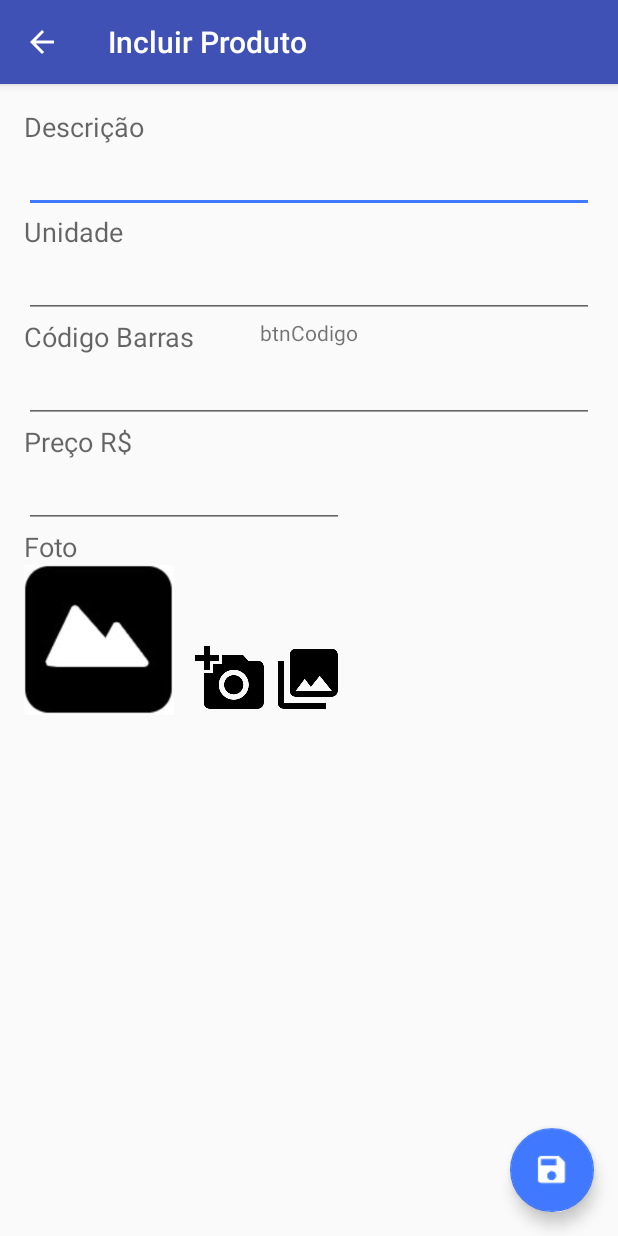
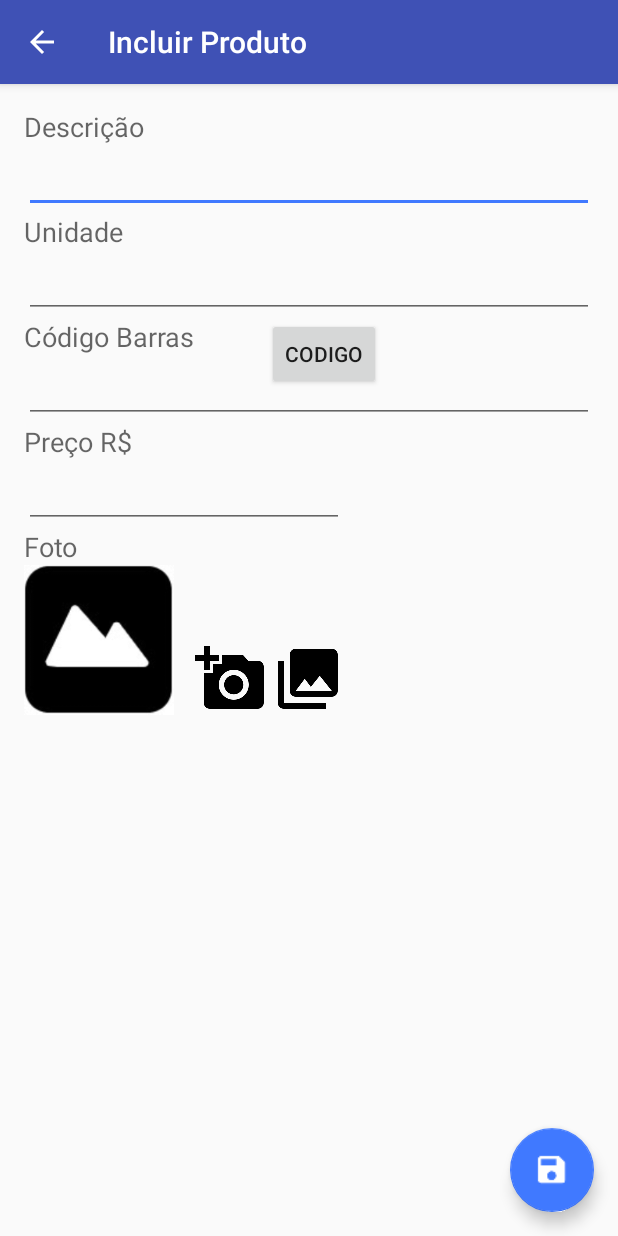
Before and after one commit to ironz/PDV-master, an Android app: the IncluirNovo screen opened directly, with no data from a screen before it, on a phone screen of 412 x 824 dp. Run offline under Robolectric (Android 15) with nearby library versions, the phone set to English and light mode, and no system bars; our stand-ins replace ButterKnife; libraries missing offline, so code that uses them is left out: com.mapzen.android, retrofit.client, se.emilsjolander.sprinkles; 3 statements that could not run were skipped.

Commit message:
Exercicio da aula 12/12

```diff
--- a/app/src/main/java/br/com/trainning/pdv/ui/activity/IncluirNovo.java
+++ b/app/src/main/java/br/com/trainning/pdv/ui/activity/IncluirNovo.java
@@ -12,6 +12,7 @@ import android.support.design.widget.Snackbar;
 import android.support.v7.widget.Toolbar;
 import android.util.Log;
 import android.view.View;
+import android.widget.Button;
 import android.widget.EditText;
 import android.widget.ImageButton;
 import android.widget.ImageView;
@@ -25,12 +26,20 @@ import java.io.IOException;
 import br.com.trainning.pdv.R;
 import br.com.trainning.pdv.domain.image.Base64Util;
 import br.com.trainning.pdv.domain.image.ImageInputHelper;
+import br.com.trainning.pdv.domain.model.Item;
 import br.com.trainning.pdv.domain.model.Produto;
 import br.com.trainning.pdv.domain.network.APIClient;
 import butterknife.Bind;
+import jim.h.common.android.lib.zxing.integrator.IntentIntegrator;
 import retrofit.Callback;
 import retrofit.RetrofitError;
 import retrofit.client.Response;
+
+import jim.h.common.android.lib.zxing.config.ZXingLibConfig;
+import jim.h.common.android.lib.zxing.integrator.IntentIntegrator;
+import jim.h.common.android.lib.zxing.integrator.IntentResult;
+import se.emilsjolander.sprinkles.Query;
+
 
 public class IncluirNovo extends BaseActivity implements ImageInputHelper.ImageActionListener{
 
@@ -48,9 +57,19 @@ public class IncluirNovo extends BaseActivity implements ImageInputHelper.ImageA
     ImageButton tiraFoto;
     @Bind(R.id.imageButton2)
     ImageButton selecionaGaleria;
+    @Bind(R.id.btnCodigo)
+    Button codigo;
+
     @Bind(R.id.fab)
     FloatingActionButton fab;
+
+
+
+
     Produto produto;
+
+    private ZXingLibConfig zxingLibConfig;
+
 
     private ImageInputHelper imageInputHelper;
 
@@ -87,7 +106,7 @@ public class IncluirNovo extends BaseActivity implements ImageInputHelper.ImageA
                 produto.setCodigoBarras(codigoBarras.getText().toString());
                 produto.setPreco(Double.parseDouble(preco.getText().toString()));
 
-                Bitmap imagem = ((BitmapDrawable)foto.getDrawable()).getBitmap();
+                Bitmap imagem = ((BitmapDrawable) foto.getDrawable()).getBitmap();
 
                 produto.setFoto(Base64Util.encodeTobase64(imagem));
                 produto.setAtivo(0);
@@ -103,7 +122,7 @@ public class IncluirNovo extends BaseActivity implements ImageInputHelper.ImageA
 
                 produto.save();
 
-                new APIClient().getRestService().createProduto(produto.getCodigoBarras(), produto.getDescricao(), produto.getUnidade(), produto.getPreco(), produto.getFoto(), produto.getAtivo(),produto.getLatitude(),produto.getLongitude(),
+                new APIClient().getRestService().createProduto(produto.getCodigoBarras(), produto.getDescricao(), produto.getUnidade(), produto.getPreco(), produto.getFoto(), produto.getAtivo(), produto.getLatitude(), produto.getLongitude(),
                         callbackCreateProduto);
                 finish();
             }
@@ -123,7 +142,14 @@ public class IncluirNovo extends BaseActivity implements ImageInputHelper.ImageA
             }
         });
 
-        btnCodigo.
+        codigo.setOnClickListener(new View.OnClickListener() {
+                                      @Override
+                                      public void onClick(View view) {
+
+                                          IntentIntegrator.initiateScan(IncluirNovo.this, zxingLibConfig);
+
+                                      }
+        });
 
         imageInputHelper = new ImageInputHelper(this);
         imageInputHelper.setImageActionListener(this);
@@ -135,6 +161,25 @@ public class IncluirNovo extends BaseActivity implements ImageInputHelper.ImageA
     protected void onActivityResult(int requestCode, int resultCode, Intent data) {
         super.onActivityResult(requestCode, resultCode, data);
         imageInputHelper.onActivityResult(requestCode, resultCode, data);
+        super.onActivityResult(requestCode, resultCode, data);
+        switch (requestCode) {
+            case IntentIntegrator.REQUEST_CODE:
+                IntentResult scanResult = IntentIntegrator.parseActivityResult(requestCode,
+                        resultCode, data);
+                if (scanResult == null) {
+                    return;
+                }
+                String result = scanResult.getContents();
+                if (result != null) {
+                    codigoBarras.setText(String.valueOf(result));
+
+//                }else{
+//                        Snackbar.make(coordinatorLayout, "Produto não cadastrado!", Snackbar.LENGTH_LONG);
+//                    }
+
+                }
+                break;
+        }
     }
 
     @Override
--- a/app/src/main/res/layout/content_incluir_novo.xml
+++ b/app/src/main/res/layout/content_incluir_novo.xml
@@ -119,13 +119,13 @@
         android:layout_alignTop="@+id/imageButton"
         android:layout_alignEnd="@+id/editText4" />
 
-    <TextView
+    <Button
+        style="?android:attr/buttonStyleSmall"
         android:layout_width="wrap_content"
         android:layout_height="wrap_content"
-        android:textAppearance="?android:attr/textAppearanceSmall"
-        android:text="btnCodigo"
-        android:id="@+id/textView7"
+        android:text="Codigo"
+        android:id="@+id/btnCodigo"
         android:layout_below="@+id/editText2"
-        android:layout_centerHorizontal="true" />
+        android:layout_toEndOf="@+id/imageButton" />
 
 </RelativeLayout>
```
Also changed, not shown: app/src/main/java/br/com/trainning/pdv/ui/activity/Editar.java (+43 -1 lines), app/src/main/res/layout/content_editar.xml (+9 -0 lines).
